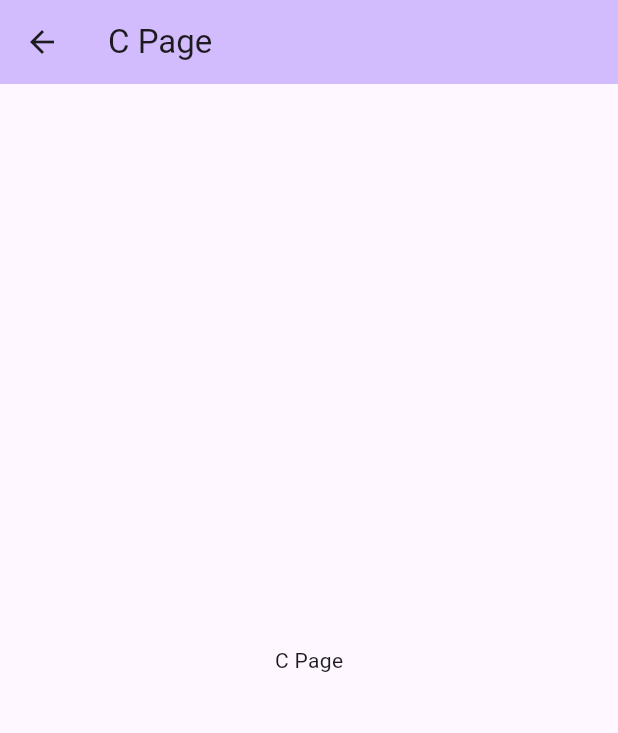
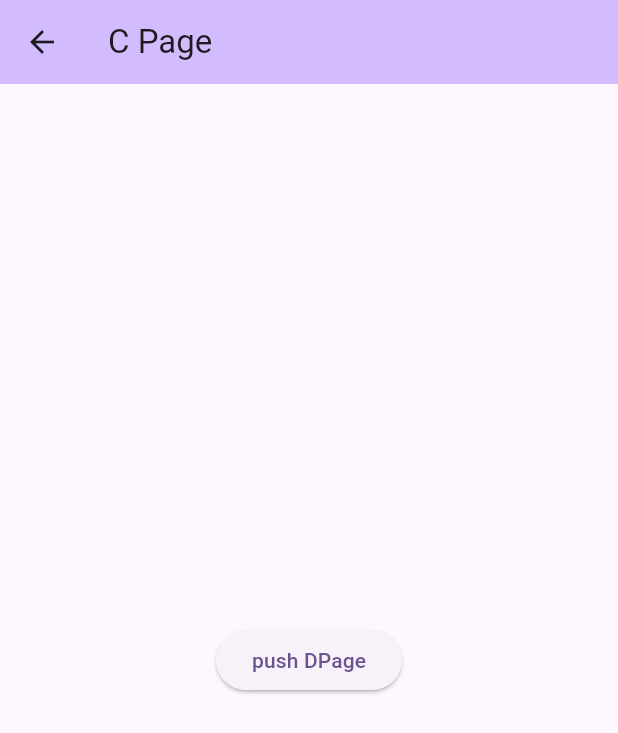
Before and after one commit to esmartdata/ts-flutter-plugin, a Flutter app: the CPage screen opened by its route, on a phone screen of 412 x 824 dp. Shown: the top 733 px of the screen. Run offline on Flutter 3.47's test engine with Material 2 defaults, Android fonts, the phone set to English and light mode, and no system bars; our stand-ins replace plugin_platform_interface.

Commit message:
更新demo

```diff
--- a/example/lib/b_page.dart
+++ b/example/lib/b_page.dart
@@ -18,9 +18,9 @@ class _BPageState extends State<BPage> {
       ),
       body: Center(
         child: ElevatedButton(
-          child: const Text("CPage带参数跳转\n{\"key1\": \"value1\"}"),
+          child: const Text("Replace CPage 带参数\n{\"key1\": \"value1\"}"),
           onPressed: () {
-            Navigator.pushNamed(context, "/c_page", arguments: {"key": "value"});
+            Navigator.pushReplacementNamed(context, "/c_page", arguments: {"key": "value"});
           },
         ),
       ),
--- a/example/lib/c_page.dart
+++ b/example/lib/c_page.dart
@@ -15,8 +15,13 @@ class _CPageState extends State<CPage> {
         backgroundColor: Theme.of(context).colorScheme.inversePrimary,
         title: const Text("C Page"),
       ),
-      body: const Center(
-        child: Text("C Page"),
+      body: Center(
+        child: ElevatedButton(
+          child: const Text("push DPage"),
+          onPressed: () {
+            Navigator.pushNamed(context, "/d_page");
+          },
+        ),
       ),
     );
   }
--- /dev/null
+++ b/example/lib/d_page.dart
@@ -0,0 +1,23 @@
+import 'package:flutter/material.dart';
+
+class DPage extends StatefulWidget {
+  const DPage({super.key});
+
+  @override
+  State<DPage> createState() => _DPageState();
+}
+
+class _DPageState extends State<DPage> {
+  @override
+  Widget build(BuildContext context) {
+    return Scaffold(
+      appBar: AppBar(
+        backgroundColor: Theme.of(context).colorScheme.inversePrimary,
+        title: const Text("D Page"),
+      ),
+      body: const Center(
+        child: Text("D Page"),
+      ),
+    );
+  }
+}
--- a/example/lib/main.dart
+++ b/example/lib/main.dart
@@ -7,6 +7,7 @@ import 'package:ts_flutter_plugin/ts_navigator_observer.dart';
 
 import 'b_page.dart';
 import 'c_page.dart';
+import 'd_page.dart';
 import 'home_page.dart';
 
 void main() {
@@ -52,6 +53,7 @@ class _MyAppState extends State<MyApp> {
         '/': (context) => const HomePage(),
         '/b_page': (context) => const BPage(),
         '/c_page': (context) => const CPage(),
+        '/d_page': (context) => const DPage(),
       },
     );
   }
--- a/lib/ts_navigator_observer.dart
+++ b/lib/ts_navigator_observer.dart
@@ -47,8 +47,8 @@ class TSNavigatorObserver extends NavigatorObserver {
         pages.isNotEmpty &&
         route.settings.name == pages.last) {
       pages.removeLast();
-      tsFlutterPluginPlatform.eventViewPageStop();
       if (pages.isNotEmpty) {
+        tsFlutterPluginPlatform.eventViewPageStop();
         tsFlutterPluginPlatform.eventViewPage(pages.last, "");
       }
     }
```
